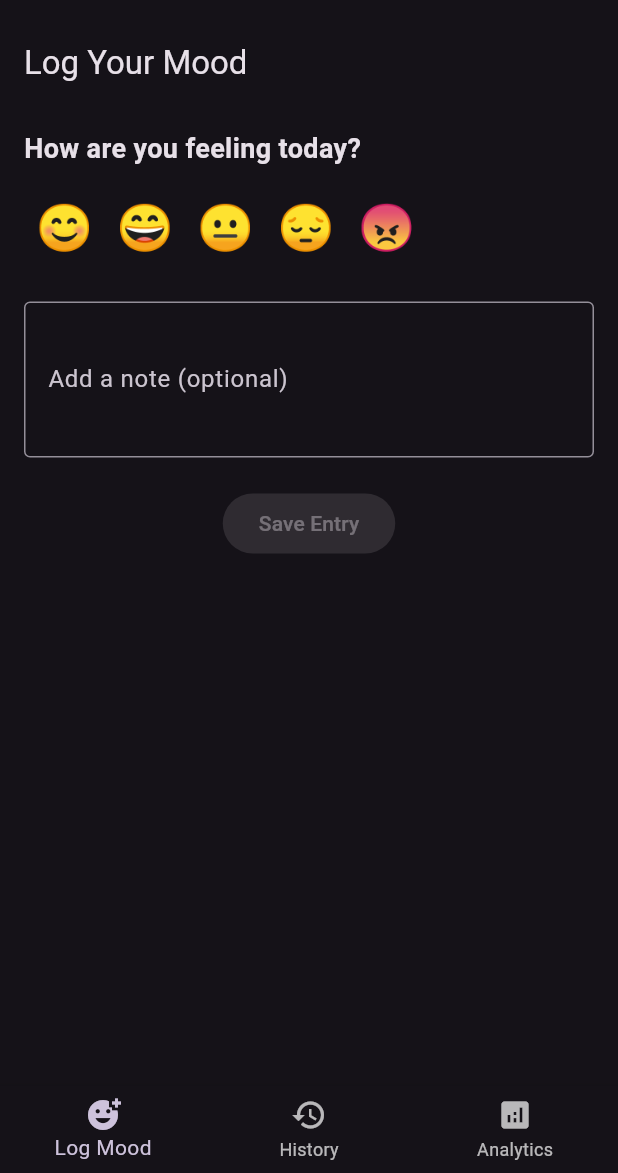
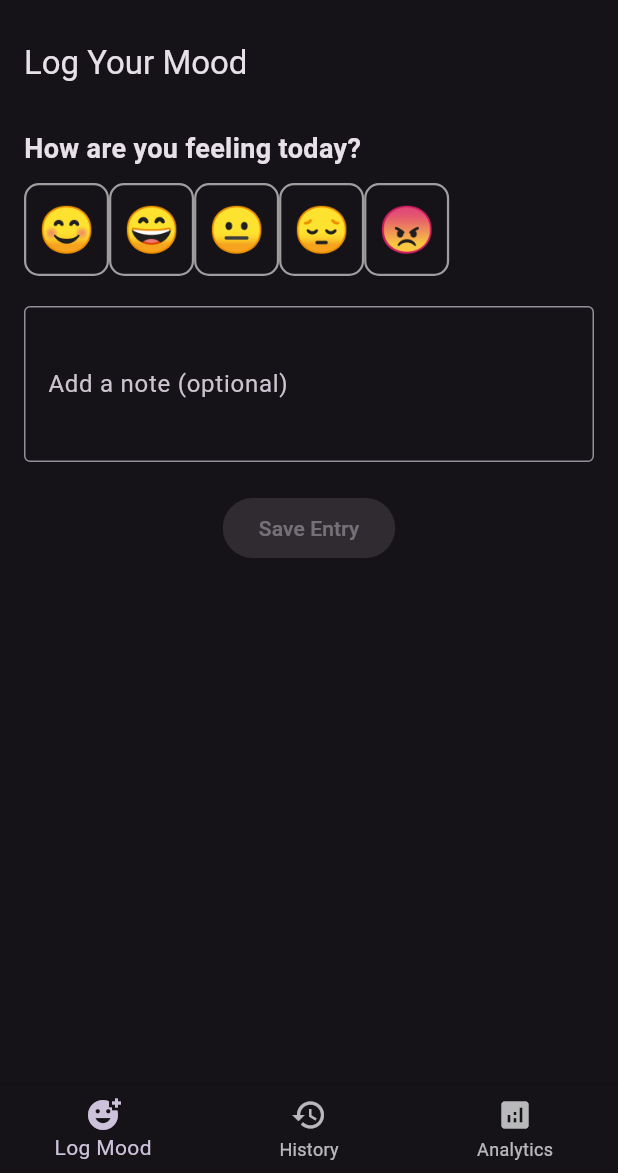
Before and after one commit to vaibhavppandey/daily_pulse_app, a Flutter app: the HomePage screen opened directly, after a tap on the "dark mode" icon, on a phone screen of 412 x 824 dp, the part 63-1236 px from its top. Run offline on Flutter 3.47's test engine with Material 3 defaults, Android fonts, the phone set to English and light mode, and no system bars; our stand-ins replace cloud_firestore, firebase_auth, firebase_core, flutter_secure_storage, shared_preferences, syncfusion_flutter_charts; accounts and stored records are empty.

Commit message:
fix: g minor

```diff
--- a/lib/app/app.dart
+++ b/lib/app/app.dart
@@ -1,3 +1,4 @@
+import 'package:daily_pulse_app/pages/home_page.dart';
 import 'package:daily_pulse_app/pages/login_signup_page.dart';
 import 'package:daily_pulse_app/providers/auth_provider.dart';
 import 'package:daily_pulse_app/providers/mood_provider.dart';
@@ -14,19 +15,21 @@ class DailyPulseApp extends StatefulWidget {
 
 class _DailyPulseAppState extends State<DailyPulseApp> {
   late final ThemeProvider _themeProvider;
+  late final AuthProvider _authProvider;
 
   @override
   void initState() {
     super.initState();
     _themeProvider = ThemeProvider();
     _themeProvider.loadThemeMode();
+    _authProvider = AuthProvider();
   }
 
   @override
   Widget build(BuildContext context) {
     return MultiProvider(
       providers: [
-        ChangeNotifierProvider(create: (_) => AuthProvider()),
+        ChangeNotifierProvider.value(value: _authProvider),
         ChangeNotifierProvider(create: (_) => MoodProvider()),
         ChangeNotifierProvider.value(value: _themeProvider),
       ],
@@ -44,7 +47,23 @@ class _DailyPulseAppState extends State<DailyPulseApp> {
               ),
             ),
             themeMode: themeProvider.themeMode,
-            home: const LoginSignupPage(),
+            home: FutureBuilder<bool>(
+              future: _authProvider.isLoggedIn(),
+              builder: (context, snapshot) {
+                if (snapshot.connectionState == ConnectionState.waiting) {
+                  return const Scaffold(
+                    body: Center(
+                      child: CircularProgressIndicator(),
+                    ),
+                  );
+                }
+                if (snapshot.hasData && snapshot.data!) {
+                  return const HomePage();
+                } else {
+                  return const LoginSignupPage();
+                }
+              },
+            ),
           );
         },
       ),
--- a/lib/firebase/auth.dart
+++ b/lib/firebase/auth.dart
@@ -58,4 +58,9 @@ class AuthService {
   Future<String?> getToken() async {
     return await _storage.read(key: StorageConstants.token);
   }
+
+  Future<bool> isLoggedIn() async {
+    final token = await getToken();
+    return token != null && _firebaseAuth.currentUser != null;
+  }
 }
--- a/lib/pages/login_signup_page.dart
+++ b/lib/pages/login_signup_page.dart
@@ -26,7 +26,9 @@ class _LoginSignupPageState extends State<LoginSignupPage> {
           child: Column(
             mainAxisAlignment: MainAxisAlignment.center,
             children: <Widget>[
-              _isLogin ? const LoginCard() : const SignupCard(),
+              _isLogin
+                  ? const LoginCard()
+                  : SignupCard(onSignupSuccess: _toggleForm),
               TextButton(
                 onPressed: _toggleForm,
                 child: Text(
--- a/lib/pages/mood_history_page.dart
+++ b/lib/pages/mood_history_page.dart
@@ -11,12 +11,6 @@ class MoodHistoryPage extends StatefulWidget {
 }
 
 class _MoodHistoryPageState extends State<MoodHistoryPage> {
-  @override
-  void initState() {
-    super.initState();
-    Provider.of<MoodProvider>(context, listen: false).loadEntries();
-  }
-
   Future<void> _selectDate(BuildContext context) async {
     final moodProvider = Provider.of<MoodProvider>(context, listen: false);
     final DateTime? picked = await showDatePicker(
--- a/lib/providers/auth_provider.dart
+++ b/lib/providers/auth_provider.dart
@@ -58,4 +58,8 @@ class AuthProvider with ChangeNotifier {
     _user = null;
     notifyListeners();
   }
+
+  Future<bool> isLoggedIn() async {
+    return await _authService.isLoggedIn();
+  }
 }
--- a/lib/providers/mood_provider.dart
+++ b/lib/providers/mood_provider.dart
@@ -29,8 +29,7 @@ class MoodProvider with ChangeNotifier {
       note: note,
     );
     await _firestoreService.addEntry(newEntry);
-    _entries.add(newEntry);
-    notifyListeners();
+    await loadEntries(); // Refresh entries after adding
   }
 
   void setSelectedDate(DateTime date) {
--- a/lib/widgets/mood_selection.dart
+++ b/lib/widgets/mood_selection.dart
@@ -19,8 +19,9 @@ class MoodSelection extends StatelessWidget {
       child: Row(
         children: moods.map((mood) {
           final isSelected = selectedMood == mood;
-          return GestureDetector(
+          return InkWell(
             onTap: () => onMoodSelected(mood),
+            borderRadius: BorderRadius.circular(10),
             child: Container(
               padding: const EdgeInsets.all(8.0),
               decoration: BoxDecoration(
@@ -28,6 +29,12 @@ class MoodSelection extends StatelessWidget {
                     ? Theme.of(context).primaryColor.withOpacity(0.3)
                     : Colors.transparent,
                 borderRadius: BorderRadius.circular(10),
+                border: Border.all(
+                  color: isSelected
+                      ? Theme.of(context).primaryColor
+                      : Colors.grey,
+                  width: 1.5,
+                ),
               ),
               child: Text(
                 mood,
--- a/lib/widgets/total_entries_card.dart
+++ b/lib/widgets/total_entries_card.dart
@@ -9,7 +9,7 @@ class TotalEntriesCard extends StatelessWidget {
   @override
   Widget build(BuildContext context) {
     return Text(
-      'Total Entries: \${entries.length}',
+      'Total Entries: ${entries.length}',
       style: const TextStyle(fontSize: 18, fontWeight: FontWeight.bold),
     );
   }
```
Also changed, not shown: lib/pages/home_page.dart (+8 -0 lines), lib/pages/mood_analytics_page.dart (+0 -7 lines), lib/widgets/signup_card.dart (+4 -6 lines), lib/main.dart (line endings or trailing spaces), 4 other files.
